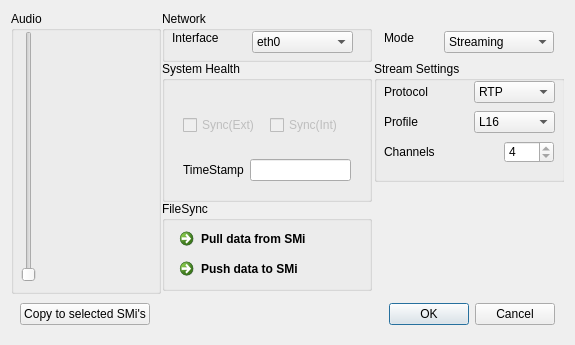
The window that WILMA/gui/UIs/SMconfig.ui (iem-projects/WILMAmix) describes before a commit, drawn with Qt 5.
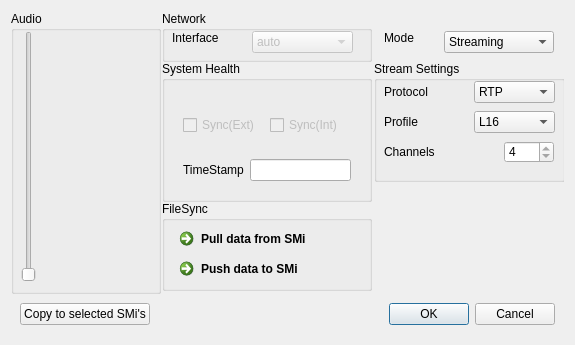
The same window after the commit. Custom widgets are drawn as their Qt base class.

Commit message: disable network selection

Diff of the .ui file:
```diff
--- a/WILMA/gui/UIs/SMconfig.ui
+++ b/WILMA/gui/UIs/SMconfig.ui
@@ -119,6 +119,9 @@
           <string>Network</string>
          </property>
          <widget class="QComboBox" name="networkInterface">
+          <property name="enabled">
+           <bool>false</bool>
+          </property>
           <property name="geometry">
            <rect>
             <x>90</x>
@@ -127,14 +130,12 @@
             <height>22</height>
            </rect>
           </property>
+          <property name="editable">
+           <bool>false</bool>
+          </property>
           <item>
            <property name="text">
-            <string>eth0</string>
-           </property>
-          </item>
-          <item>
-           <property name="text">
-            <string>wlan0</string>
+            <string>auto</string>
            </property>
           </item>
          </widget>
```
